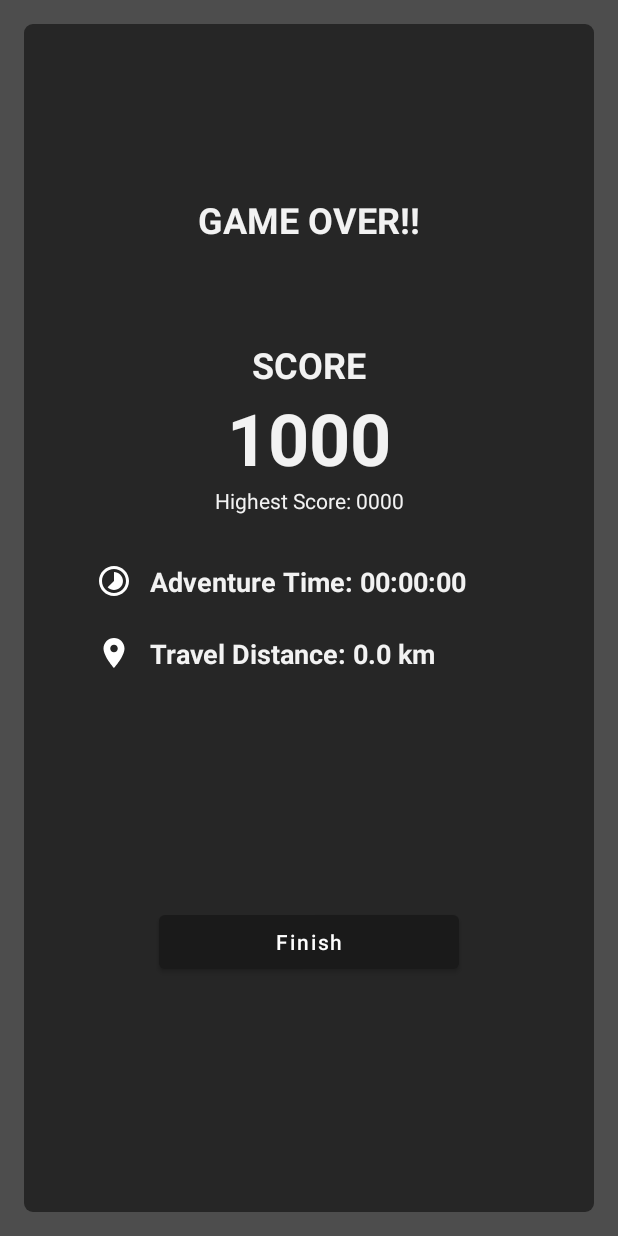
After one commit to kwwong1022/Hide-and-Seek, an Android app: the layout activity_result.xml on its own in the app's theme, with its tools: preview values and no code run, on a phone screen of 412 x 824 dp. The commit adds this screen. Run offline under Robolectric (Android 15) with nearby library versions, the phone set to English and light mode, and no system bars.

Commit message:
v 0.1.16

```diff
--- /dev/null
+++ b/app/src/main/res/layout/activity_result.xml
@@ -0,0 +1,136 @@
+<?xml version="1.0" encoding="utf-8"?>
+<androidx.constraintlayout.widget.ConstraintLayout xmlns:android="http://schemas.android.com/apk/res/android"
+    xmlns:app="http://schemas.android.com/apk/res-auto"
+    xmlns:tools="http://schemas.android.com/tools"
+    android:layout_width="match_parent"
+    android:layout_height="match_parent"
+    android:background="#4D4D4D"
+    tools:context=".ResultActivity">
+
+    <androidx.constraintlayout.widget.ConstraintLayout
+        android:layout_width="match_parent"
+        android:layout_height="match_parent"
+        android:layout_marginStart="16dp"
+        android:layout_marginTop="16dp"
+        android:layout_marginEnd="16dp"
+        android:layout_marginBottom="16dp"
+        android:background="@drawable/container_bg"
+        app:layout_constraintBottom_toBottomOf="parent"
+        app:layout_constraintEnd_toEndOf="parent"
+        app:layout_constraintStart_toStartOf="parent"
+        app:layout_constraintTop_toTopOf="parent">
+
+        <TextView
+            android:id="@+id/textView2"
+            android:layout_width="wrap_content"
+            android:layout_height="wrap_content"
+            android:layout_marginTop="114dp"
+            android:text="GAME OVER!!"
+            android:textColor="#F2F2F2"
+            android:textSize="24sp"
+            android:textStyle="bold"
+            app:layout_constraintEnd_toEndOf="parent"
+            app:layout_constraintStart_toStartOf="parent"
+            app:layout_constraintTop_toTopOf="parent" />
+
+        <TextView
+            android:id="@+id/textView5"
+            android:layout_width="wrap_content"
+            android:layout_height="wrap_content"
+            android:layout_marginTop="64dp"
+            android:text="SCORE"
+            android:textColor="#F2F2F2"
+            android:textSize="24sp"
+            android:textStyle="bold"
+            app:layout_constraintEnd_toEndOf="parent"
+            app:layout_constraintStart_toStartOf="parent"
+            app:layout_constraintTop_toBottomOf="@+id/textView2" />
+
+        <TextView
+            android:id="@+id/tv_score"
+            android:layout_width="wrap_content"
+            android:layout_height="wrap_content"
+            android:text="1000"
+            android:textColor="#F2F2F2"
+            android:textSize="48sp"
+            android:textStyle="bold"
+            app:layout_constraintEnd_toEndOf="parent"
+            app:layout_constraintStart_toStartOf="parent"
+            app:layout_constraintTop_toBottomOf="@+id/textView5" />
+
+        <ImageView
+            android:id="@+id/imageView5"
+            android:layout_width="wrap_content"
+            android:layout_height="wrap_content"
+            android:layout_marginStart="48dp"
+            android:layout_marginTop="32dp"
+            app:layout_constraintEnd_toEndOf="parent"
+            app:layout_constraintHorizontal_bias="0.0"
+            app:layout_constraintStart_toStartOf="parent"
+            app:layout_constraintTop_toBottomOf="@+id/tv_highestScore"
+            app:srcCompat="@drawable/ic_baseline_timelapse_24" />
+
+        <TextView
+            android:id="@+id/tv_adventureTime"
+            android:layout_width="wrap_content"
+            android:layout_height="wrap_content"
+            android:layout_marginStart="12dp"
+            android:text="Adventure Time: 00:00:00"
+            android:textColor="#F2F2F2"
+            android:textSize="18sp"
+            android:textStyle="bold"
+            app:layout_constraintBottom_toBottomOf="@+id/imageView5"
+            app:layout_constraintStart_toEndOf="@+id/imageView5"
+            app:layout_constraintTop_toTopOf="@+id/imageView5" />
+
+        <ImageView
+            android:id="@+id/imageView9"
+            android:layout_width="wrap_content"
+            android:layout_height="wrap_content"
+            android:layout_marginStart="48dp"
+            android:layout_marginTop="24dp"
+            app:layout_constraintEnd_toEndOf="parent"
+            app:layout_constraintHorizontal_bias="0.0"
+            app:layout_constraintStart_toStartOf="parent"
+            app:layout_constraintTop_toBottomOf="@+id/imageView5"
+            app:srcCompat="@drawable/ic_baseline_location_on_24" />
+
+        <TextView
+            android:id="@+id/tv_distance"
+            android:layout_width="wrap_content"
+            android:layout_height="wrap_content"
+            android:layout_marginStart="12dp"
+            android:text="Travel Distance: 0.0 km"
+            android:textColor="#F2F2F2"
+            android:textSize="18sp"
+            android:textStyle="bold"
+            app:layout_constraintBottom_toBottomOf="@+id/imageView9"
+            app:layout_constraintStart_toEndOf="@+id/imageView9"
+            app:layout_constraintTop_toTopOf="@+id/imageView9" />
+
+        <TextView
+            android:id="@+id/tv_highestScore"
+            android:layout_width="wrap_content"
+            android:layout_height="wrap_content"
+            android:text="Highest Score: 0000"
+            android:textColor="#F2F2F2"
+            android:textSize="14sp"
+            app:layout_constraintEnd_toEndOf="@+id/tv_score"
+            app:layout_constraintStart_toStartOf="@+id/tv_score"
+            app:layout_constraintTop_toBottomOf="@+id/tv_score" />
+
+        <Button
+            android:id="@+id/btn_resultFinish"
+            android:layout_width="200dp"
+            android:layout_height="wrap_content"
+            android:layout_marginStart="24dp"
+            android:layout_marginEnd="24dp"
+            android:text="Finish"
+            android:textAllCaps="false"
+            app:layout_constraintBottom_toBottomOf="parent"
+            app:layout_constraintEnd_toEndOf="parent"
+            app:layout_constraintStart_toStartOf="parent"
+            app:layout_constraintTop_toBottomOf="@+id/tv_distance" />
+
+    </androidx.constraintlayout.widget.ConstraintLayout>
+</androidx.constraintlayout.widget.ConstraintLayout>
```
Also changed, not shown: app/src/main/AndroidManifest.xml (+15 -11 lines), app/src/main/java/scm/kaifwong8_cswong274/hideandseek/BulletNode.java (added, +29 -0 lines), app/src/main/java/scm/kaifwong8_cswong274/hideandseek/MapsActivity.java (+89 -67 lines), app/src/main/java/scm/kaifwong8_cswong274/hideandseek/ResultActivity.java (added, +57 -0 lines).
